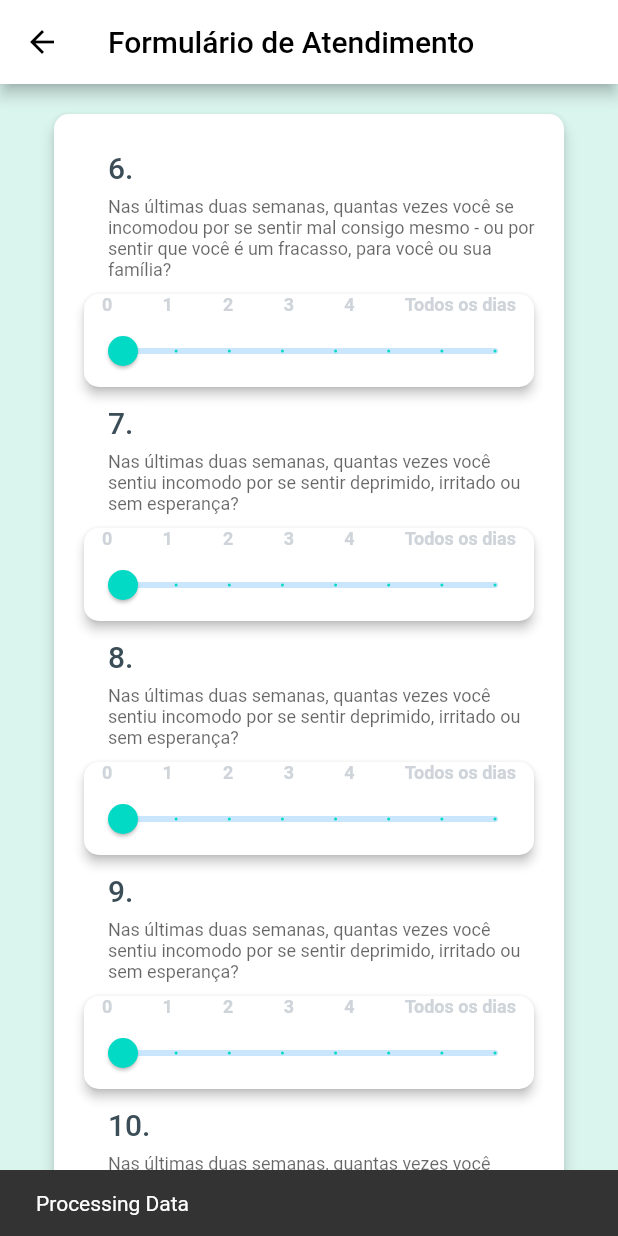
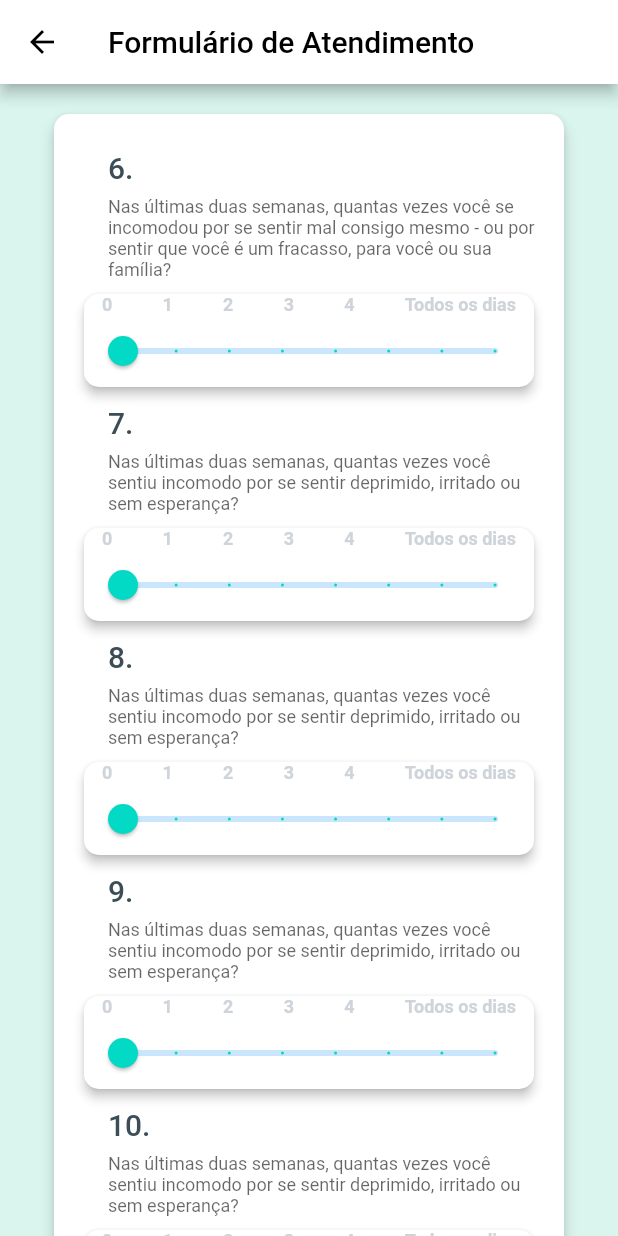
Before and after one commit to MathCastro/Apoio-UnB, a Flutter app: the Pesquisa2View screen opened by its route, scrolled down 166 dp, after a tap on "Próximo", on a phone screen of 412 x 824 dp. Run offline on Flutter 3.47's test engine with Material 2 defaults, Android fonts, the phone set to English and light mode, and no system bars; our stand-ins replace firebase_auth, firebase_database, google_maps_flutter; accounts and stored records are empty.

Commit message:
mundanças na apresentação final do projeto, acabou

```diff
--- a/lib/view/Pesquisa2View.dart
+++ b/lib/view/Pesquisa2View.dart
@@ -687,18 +687,7 @@ class SliderFormState extends State<SliderForm> {
                   ),
                   color: Colors.white,
                   onPressed: () {
-                    if (_formKey.currentState.validate()) {
-                      _formKey.currentState.save();
-                      // If the form is valid, we want to show a Snackbar
-                      Scaffold.of(context).showSnackBar(
-                          SnackBar(content: Text('Processing Data')));
-
-                      AuthController().registerUser(_user);
                       Navigator.pushNamed(context, '/pesquisa3');
-
-                      print('Printing the login data.');
-                      print('User: ${_user.toString()}');
-                    }
                   },
                   child: Center(
                     child: Text(
--- a/lib/view/Pesquisa3View.dart
+++ b/lib/view/Pesquisa3View.dart
@@ -688,18 +688,7 @@ class SliderFormState extends State<SliderForm> {
                   ),
                   color: Colors.white,
                   onPressed: () {
-                    if (_formKey.currentState.validate()) {
-                      _formKey.currentState.save();
-                      // If the form is valid, we want to show a Snackbar
-                      Scaffold.of(context).showSnackBar(
-                          SnackBar(content: Text('Processing Data')));
-
-                      AuthController().registerUser(_user);
                       Navigator.pushNamed(context, '/pesquisa4');
-
-                      print('Printing the login data.');
-                      print('User: ${_user.toString()}');
-                    }
                   },
                   child: Center(
                     child: Text(
--- a/lib/view/Pesquisa4View.dart
+++ b/lib/view/Pesquisa4View.dart
@@ -688,18 +688,7 @@ class SliderFormState extends State<SliderForm> {
                   ),
                   color: Colors.white,
                   onPressed: () {
-                    if (_formKey.currentState.validate()) {
-                      _formKey.currentState.save();
-                      // If the form is valid, we want to show a Snackbar
-                      Scaffold.of(context).showSnackBar(
-                          SnackBar(content: Text('Processing Data')));
-
-                      AuthController().registerUser(_user);
                       Navigator.pushNamed(context, '/resp_questionario');
-
-                      print('Printing the login data.');
-                      print('User: ${_user.toString()}');
-                    }
                   },
                   child: Center(
                     child: Text(
```
